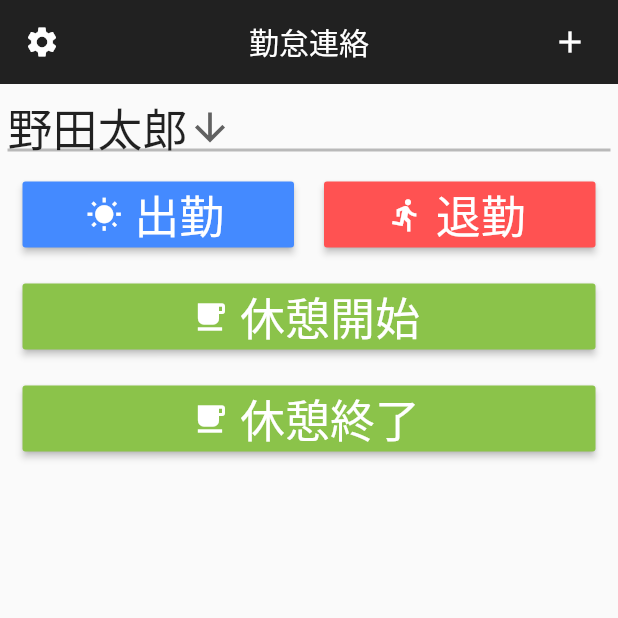
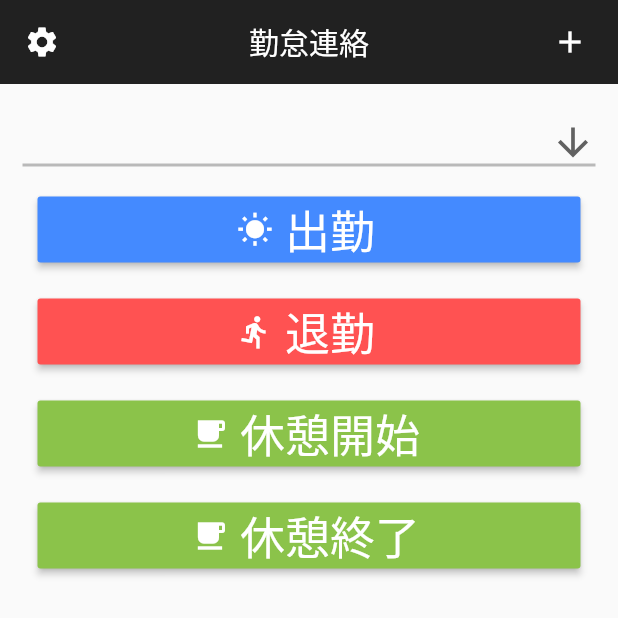
Before and after one commit to e-fumi-dev/attendance_app, a Flutter app: the screen it shows after launch, on a phone screen of 412 x 824 dp, the top half of it. Run offline on Flutter 3.47's test engine with Material 2 defaults, Android fonts, the phone set to English and light mode, and no system bars; our stand-ins replace shared_preferences; missing offline and left inert: mailto.

Commit message:
ドロップダウンと基本的ＵＩを変更

```diff
--- a/lib/main.dart
+++ b/lib/main.dart
@@ -32,11 +32,12 @@ class MyHomePage extends StatefulWidget {
 
 class _MyHomePageState extends State<MyHomePage> {
   Map<String, List<String>> _dropDownMenu = {
+    '': [],
     '野田太郎': [],
     '野田次郎': [],
     '野田三郎': []
   };
-  String dropdownValue = '野田太郎';
+  String dropdownValue = '';
 
   @override
   Widget build(BuildContext context) {
@@ -49,16 +50,20 @@ class _MyHomePageState extends State<MyHomePage> {
             return SingleChildScrollView(
               child: Center(
                 child: Container(
-                  padding: EdgeInsets.all(5),
+                  padding: EdgeInsets.all(15),
                   child: Column(
                     crossAxisAlignment: CrossAxisAlignment.stretch,
                     children: <Widget>[
                       DropdownButton<String>(
+                        isExpanded: true,
                         value: dropdownValue,
                         icon: Icon(Icons.arrow_downward),
                         iconSize: 30,
                         elevation: 16,
-                        style: TextStyle(fontSize: 30, color: Colors.black87),
+                        style: TextStyle(
+                          fontSize: 25,
+                          color: Colors.black87,
+                        ),
                         underline: Container(
                           height: 2,
                           color: Colors.black26,
@@ -66,6 +71,7 @@ class _MyHomePageState extends State<MyHomePage> {
                         onChanged: (String newValue) {
                           setState(() {
                             dropdownValue = newValue;
+                            model.memberName = newValue;
                           });
                         },
                         items: _dropDownMenu.keys
@@ -76,23 +82,15 @@ class _MyHomePageState extends State<MyHomePage> {
                           );
                         }).toList(),
                       ),
-                      Row(
-                        children: <Widget>[
-                          Expanded(
-                            child: Container(
+                      Container(
                         padding: EdgeInsets.all(10.0),
                         child: _buttonArea(Icons.wb_sunny, '出勤',
                             Colors.blueAccent, dropdownValue),
                       ),
-                          ),
-                          Expanded(
-                            child: Container(
+                      Container(
                         padding: EdgeInsets.all(10.0),
                         child: _buttonArea(Icons.directions_run, '退勤',
                             Colors.redAccent, model.memberName),
-                            ),
-                          ),
-                        ],
                       ),
                       Container(
                         padding: EdgeInsets.all(10.0),
```
Lines whose indentation alone changed are shown as unchanged.
